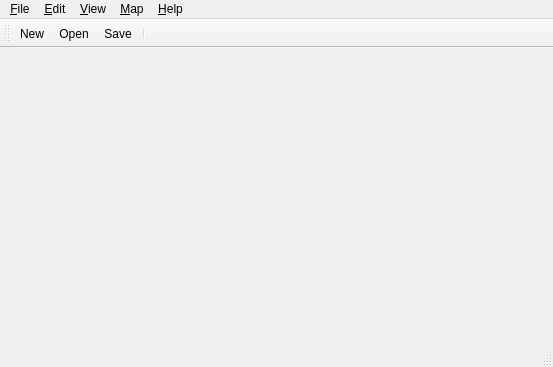
The window that src/tiled/mainwindow.ui (timbaker/tiled) describes before a commit, drawn with Qt 5.
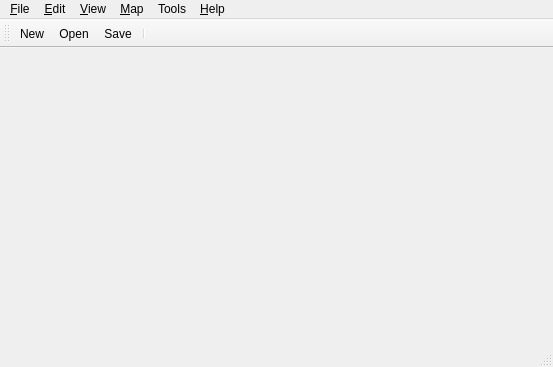
The same window after the commit. Icons and pictures are not drawn.

Commit message:
Added Tools menu to Tiled's MainWindow to show the building editor.
MainWindow communicates with BuildingEditorWindow to ensure it is shown,
hidden and destroyed appropriately.

Patch:
```diff
--- a/src/tiled/mainwindow.ui
+++ b/src/tiled/mainwindow.ui
@@ -122,10 +122,18 @@
     <addaction name="actionZoomOut"/>
     <addaction name="actionZoomNormal"/>
    </widget>
+   <widget class="QMenu" name="menuTools">
+    <property name="title">
+     <string>Tools</string>
+    </property>
+    <addaction name="actionBuildingEditor"/>
+    <addaction name="actionConvertOrientation"/>
+   </widget>
    <addaction name="menuFile"/>
    <addaction name="menuEdit"/>
    <addaction name="menuView"/>
    <addaction name="menuMap"/>
+   <addaction name="menuTools"/>
    <addaction name="menuHelp"/>
   </widget>
   <widget class="QToolBar" name="mainToolBar">
```
Left out of the diff: 6 changed lines with no effect on the pictures. The commit also changes 5 other files.
